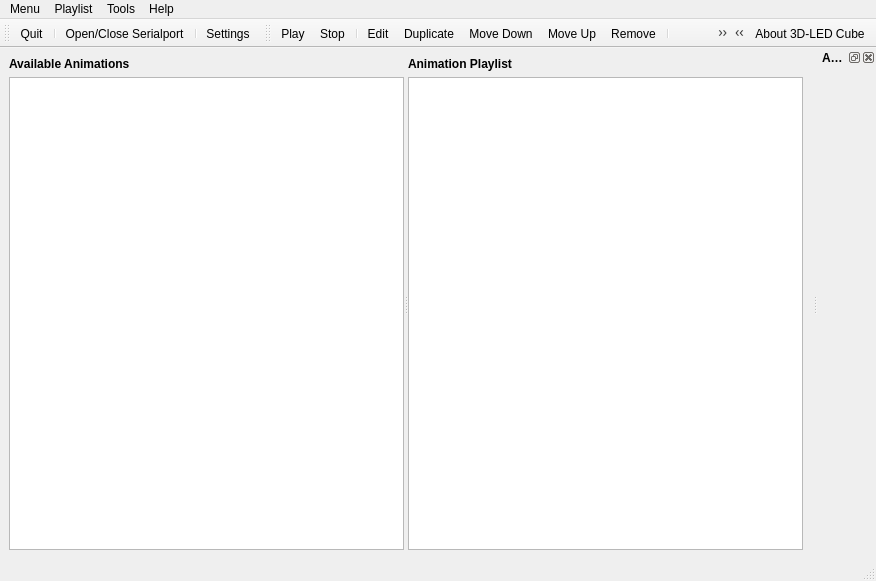
This is src/gui/MainWindow.ui in casch-at/ledcc as Qt 5 draws it before an edit. The edited form follows.
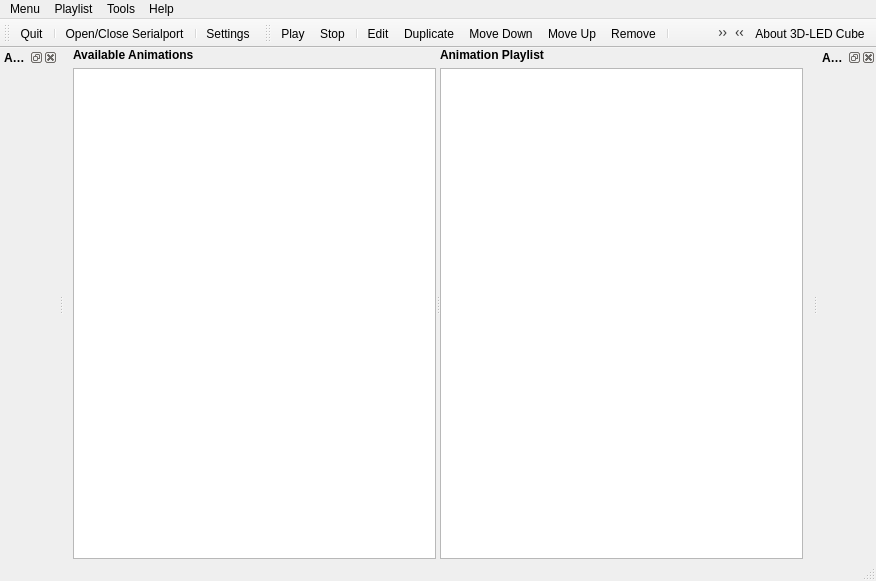
This is the edited form. Icons and pictures are not drawn. Custom widgets are drawn as their Qt base class.

```diff
--- a/src/gui/MainWindow.ui
+++ b/src/gui/MainWindow.ui
@@ -18,8 +18,14 @@
     <normaloff>:/images/ledgreen.png</normaloff>:/images/ledgreen.png</iconset>
   </property>
   <widget class="QWidget" name="centralwidget">
-   <layout class="QVBoxLayout" name="verticalLayout">
-    <item>
+   <layout class="QGridLayout" name="gridLayout">
+    <property name="topMargin">
+     <number>0</number>
+    </property>
+    <property name="bottomMargin">
+     <number>0</number>
+    </property>
+    <item row="0" column="0">
      <widget class="QSplitter" name="m_animationListSplitter">
       <property name="orientation">
        <enum>Qt::Horizontal</enum>
@@ -231,6 +237,21 @@
    <addaction name="menuSettings"/>
    <addaction name="menuHelp"/>
   </widget>
+  <widget class="QDockWidget" name="m_animationPreview">
+   <property name="font">
+    <font>
+     <weight>75</weight>
+     <bold>true</bold>
+    </font>
+   </property>
+   <property name="windowTitle">
+    <string>Animation Preview</string>
+   </property>
+   <attribute name="dockWidgetArea">
+    <number>1</number>
+   </attribute>
+   <widget class="QWidget" name="m_animationDockWidgetContents"/>
+  </widget>
   <action name="m_quitAction">
    <property name="icon">
     <iconset resource="../icons.qrc">
```
